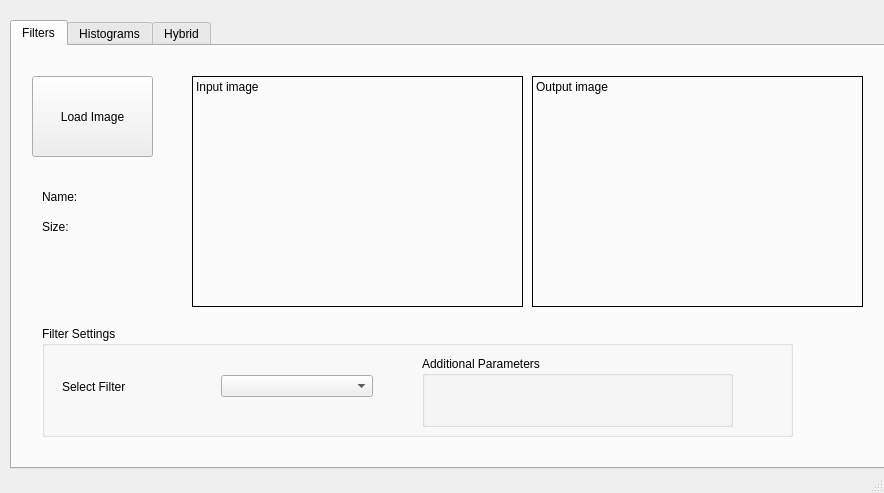
Above: MainWindow.ui from mennamohsensaad/Image-processing-and-filters- before the change. Below: the same form after it.
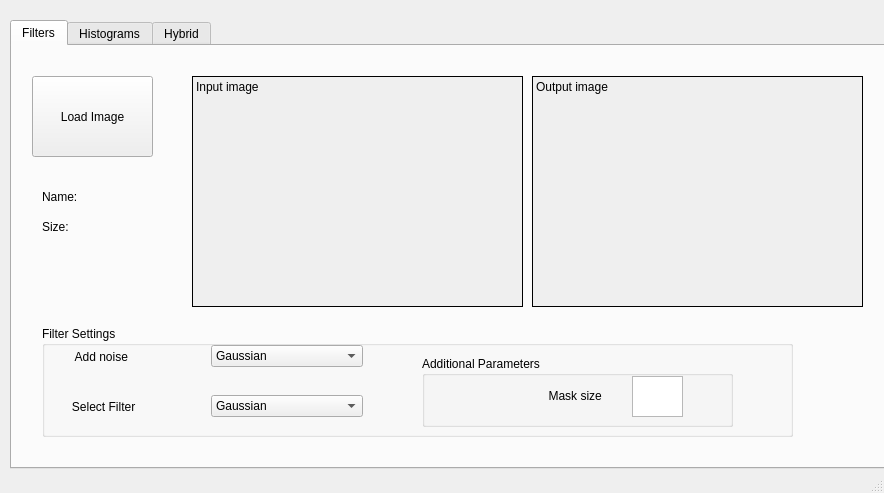
That is the form after the change.

```diff
--- a/MainWindow.ui
+++ b/MainWindow.ui
@@ -48,12 +48,18 @@
         <height>231</height>
        </rect>
       </property>
+      <property name="autoFillBackground">
+       <bool>true</bool>
+      </property>
       <property name="frameShape">
        <enum>QFrame::Box</enum>
       </property>
       <property name="text">
        <string>Input image</string>
       </property>
+      <property name="scaledContents">
+       <bool>true</bool>
+      </property>
       <property name="alignment">
        <set>Qt::AlignLeading|Qt::AlignLeft|Qt::AlignTop</set>
       </property>
@@ -67,6 +73,9 @@
         <height>231</height>
        </rect>
       </property>
+      <property name="autoFillBackground">
+       <bool>true</bool>
+      </property>
       <property name="frameShape">
        <enum>QFrame::Box</enum>
       </property>
@@ -76,6 +85,9 @@
       <property name="textFormat">
        <enum>Qt::PlainText</enum>
       </property>
+      <property name="scaledContents">
+       <bool>true</bool>
+      </property>
       <property name="alignment">
        <set>Qt::AlignLeading|Qt::AlignLeft|Qt::AlignTop</set>
       </property>
@@ -134,8 +146,8 @@
       <widget class="QWidget" name="horizontalLayoutWidget">
        <property name="geometry">
         <rect>
-         <x>20</x>
-         <y>40</y>
+         <x>10</x>
+         <y>10</y>
          <width>311</width>
          <height>41</height>
         </rect>
@@ -144,12 +156,31 @@
         <item>
          <widget class="QLabel" name="label_3">
           <property name="text">
-           <string>Select Filter</string>
+           <string>       Add noise</string>
           </property>
          </widget>
         </item>
         <item>
-         <widget class="QComboBox" name="comboBox"/>
+         <widget class="QComboBox" name="comboBox">
+          <property name="currentText">
+           <string>Gaussian</string>
+          </property>
+          <item>
+           <property name="text">
+            <string>Gaussian</string>
+           </property>
+          </item>
+          <item>
+           <property name="text">
+            <string>Uniform</string>
+           </property>
+          </item>
+          <item>
+           <property name="text">
+            <string>Salt-papper</string>
+           </property>
+          </item>
+         </widget>
         </item>
        </layout>
       </widget>
@@ -165,6 +196,90 @@
        <property name="title">
         <string>Additional Parameters</string>
        </property>
+       <widget class="QLabel" name="label_5">
+        <property name="geometry">
+         <rect>
+          <x>40</x>
+          <y>20</y>
+          <width>152</width>
+          <height>39</height>
+         </rect>
+        </property>
+        <property name="text">
+         <string>                          Mask size</string>
+        </property>
+       </widget>
+       <widget class="QTextEdit" name="textEdit">
+        <property name="geometry">
+         <rect>
+          <x>210</x>
+          <y>20</y>
+          <width>51</width>
+          <height>41</height>
+         </rect>
+        </property>
+       </widget>
+      </widget>
+      <widget class="QWidget" name="horizontalLayoutWidget_2">
+       <property name="geometry">
+        <rect>
+         <x>10</x>
+         <y>60</y>
+         <width>311</width>
+         <height>41</height>
+        </rect>
+       </property>
+       <layout class="QHBoxLayout" name="horizontalLayout_2">
+        <item>
+         <widget class="QLabel" name="label_4">
+          <property name="text">
+           <string>      Select Filter</string>
+          </property>
+         </widget>
+        </item>
+        <item>
+         <widget class="QComboBox" name="comboBox_2">
+          <property name="currentText">
+           <string>Gaussian</string>
+          </property>
+          <item>
+           <property name="text">
+            <string>Gaussian</string>
+           </property>
+          </item>
+          <item>
+           <property name="text">
+            <string>Mean</string>
+           </property>
+          </item>
+          <item>
+           <property name="text">
+            <string>Median</string>
+           </property>
+          </item>
+          <item>
+           <property name="text">
+            <string>Sobel</string>
+           </property>
+          </item>
+          <item>
+           <property name="text">
+            <string>Roberts</string>
+           </property>
+          </item>
+          <item>
+           <property name="text">
+            <string>Prewitt</string>
+           </property>
+          </item>
+          <item>
+           <property name="text">
+            <string>Canny</string>
+           </property>
+          </item>
+         </widget>
+        </item>
+       </layout>
       </widget>
      </widget>
     </widget>
@@ -458,7 +573,7 @@
      <x>0</x>
      <y>0</y>
      <width>884</width>
-     <height>22</height>
+     <height>21</height>
     </rect>
    </property>
   </widget>
```
